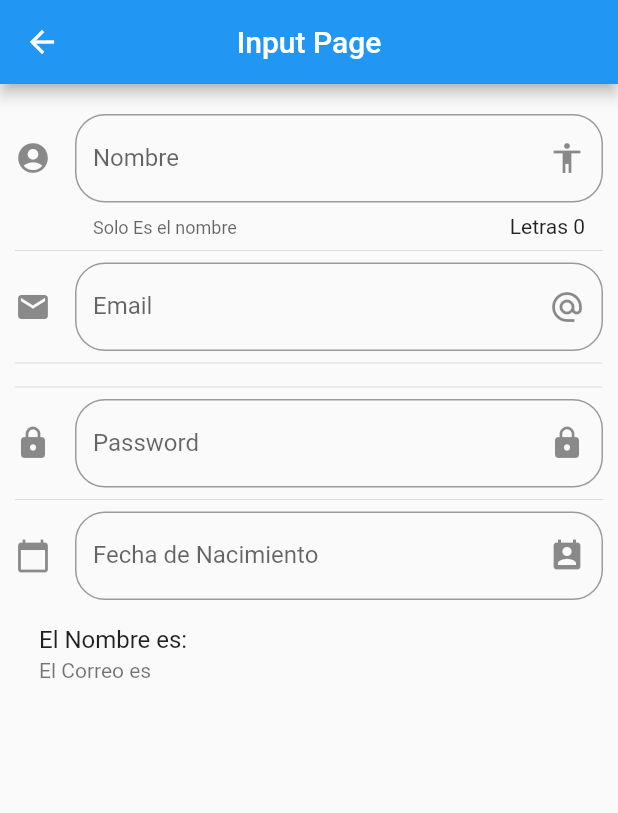
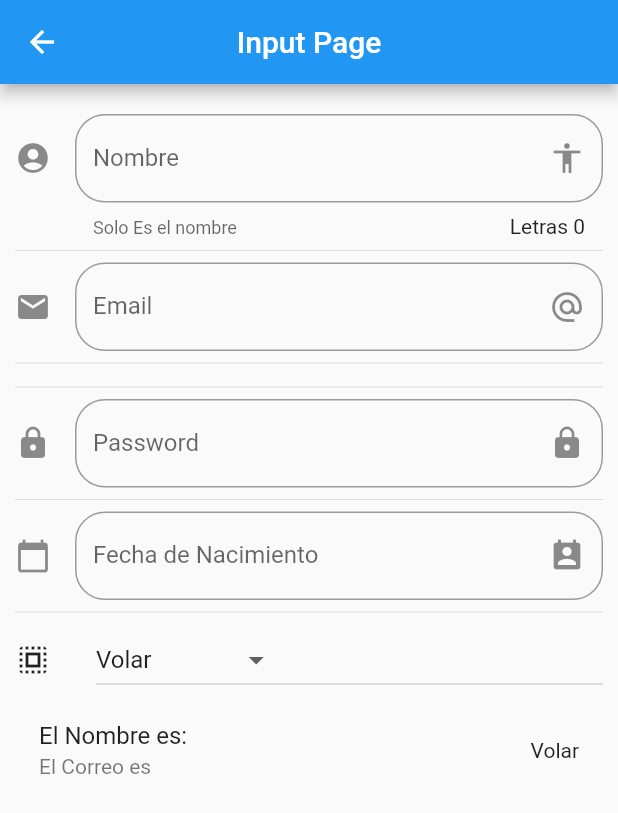
Before and after one commit to KestlerBarrios/ComponentesApp, a Flutter app: the screen it shows after launch, after a tap on "Inputs", on a phone screen of 412 x 824 dp. Shown: the top 813 px of the screen. Run offline on Flutter 3.47's test engine with Material 2 defaults, Android fonts, the phone set to English and light mode, and no system bars; network calls fail.

```diff
--- a/lib/main.dart
+++ b/lib/main.dart
@@ -1,3 +1,4 @@
+import 'package:flutter_localizations/flutter_localizations.dart';
 import 'package:componentes/src/pages/alert_page.dart';
 import 'package:componentes/src/routes/routes.dart';
 import 'package:flutter/material.dart';
@@ -8,12 +9,21 @@ class MyApp extends StatelessWidget {
   @override
   Widget build(BuildContext context) {
     return MaterialApp(
+      localizationsDelegates: [
+        GlobalMaterialLocalizations.delegate,
+        GlobalWidgetsLocalizations.delegate,
+        GlobalCupertinoLocalizations.delegate,
+      ],
+      supportedLocales: [
+        const Locale('en', 'US'), // English, no country code
+        const Locale('es', 'ES'), // Spanish, no country code
+      ],
       debugShowCheckedModeBanner: false,
       title: 'Componente App',
       initialRoute: '/',
       routes: getApplicationRoutes(),
       onGenerateRoute: (settings) {
-        return MaterialPageRoute(builder: (context)=>AlertPage());
+        return MaterialPageRoute(builder: (context) => AlertPage());
       },
     );
   }
--- a/lib/src/pages/input_page.dart
+++ b/lib/src/pages/input_page.dart
@@ -9,6 +9,8 @@ class _InputPageState extends State<InputPage> {
   String _nombre = '';
   String _email = '';
   String _fecha = '';
+  String _opcionSeleccionada = 'Volar';
+  List<String> _poderes = ['Volar', 'Fuerza', 'Rayos X', 'Super Aliento'];
   TextEditingController _textController = TextEditingController();
 
   @override
@@ -29,6 +31,8 @@ class _InputPageState extends State<InputPage> {
           _crearPassword(),
           Divider(),
           _crearFecha(context),
+          Divider(),
+          _crearDropdown(),
           _crearPersona()
         ],
       ),
@@ -59,6 +63,7 @@ class _InputPageState extends State<InputPage> {
     return ListTile(
       title: Text('El Nombre es: $_nombre'),
       subtitle: Text('El Correo es $_email'),
+      trailing: Text(_opcionSeleccionada),
     );
   }
 
@@ -122,4 +127,37 @@ class _InputPageState extends State<InputPage> {
       });
     }
   }
+
+  List<DropdownMenuItem<String>> getOpcionesDropDown() {
+    List<DropdownMenuItem<String>> lista = List();
+
+    _poderes.forEach((poder) {
+      lista.add(DropdownMenuItem(
+        child: Text(poder),
+        value: poder,
+      ));
+    });
+    return lista;
+  }
+
+  Widget _crearDropdown() {
+    return Row(
+      children: [
+        Icon(Icons.select_all),
+        SizedBox(
+          width: 30,
+        ),
+        Expanded(
+          child: DropdownButton(
+              value: _opcionSeleccionada,
+              items: getOpcionesDropDown(),
+              onChanged: (opt) {
+                setState(() {
+                  _opcionSeleccionada = opt;
+                });
+              }),
+        ),
+      ],
+    );
+  }
 }
--- a/pubspec.yaml
+++ b/pubspec.yaml
@@ -22,6 +22,8 @@ environment:
 
 dependencies:
   flutter:
+    sdk: flutter
+  flutter_localizations:
     sdk: flutter
 
 
```
Also changed, not shown: pubspec.lock.
